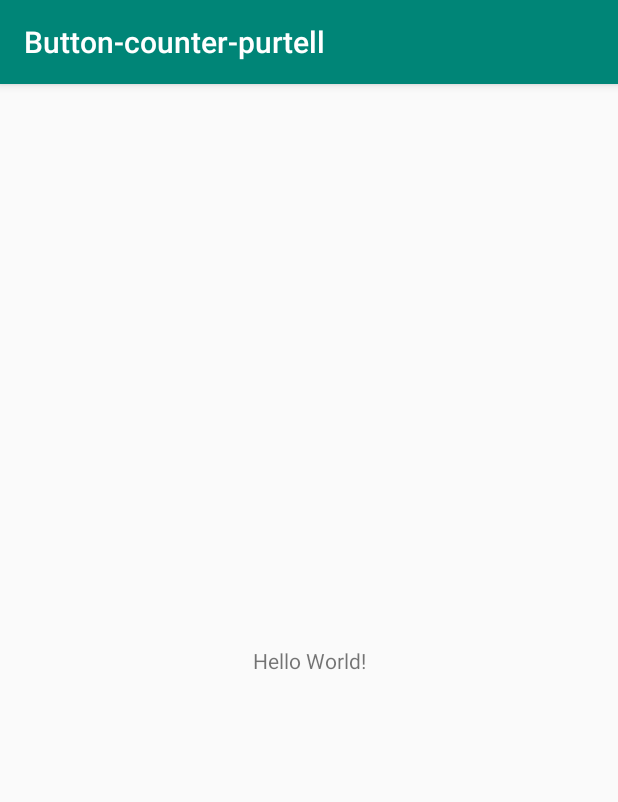
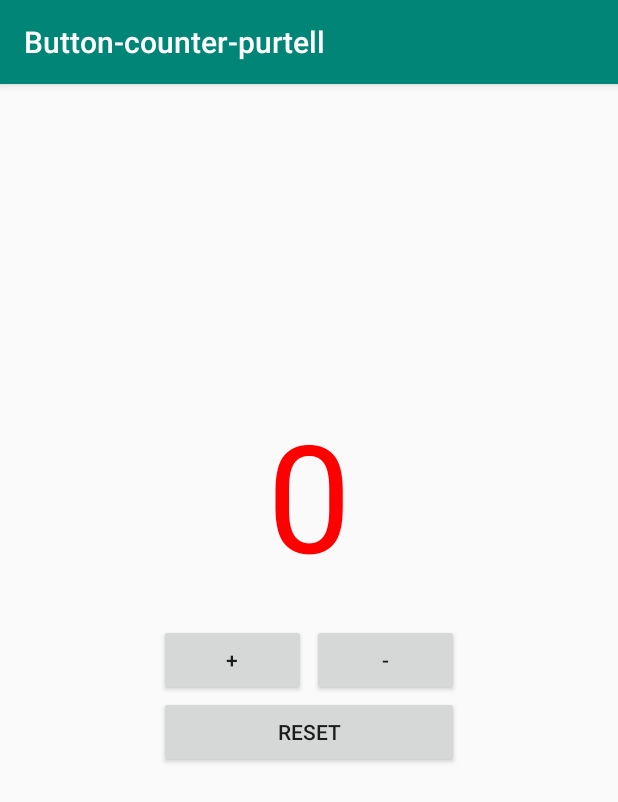
Before and after one commit to purtellap/Button-counter-purtell, an Android app: the screen it shows after launch (MainActivity), on a phone screen of 412 x 824 dp. Shown: the top 802 px of the screen. Run offline under Robolectric (Android 15) with nearby library versions, the phone set to English and light mode, and no system bars.

Commit message:
completed project

```diff
--- a/app/src/main/java/com/austin/button_counter_purtell/MainActivity.java
+++ b/app/src/main/java/com/austin/button_counter_purtell/MainActivity.java
@@ -1,13 +1,79 @@
 package com.austin.button_counter_purtell;
 
+import android.graphics.Color;
+import android.media.MediaPlayer;
 import android.support.v7.app.AppCompatActivity;
 import android.os.Bundle;
+import android.view.View;
+import android.widget.Button;
+import android.widget.TextView;
+
+import static java.lang.Math.abs;
 
 public class MainActivity extends AppCompatActivity {
 
+    private int num = 0;
+    private TextView counter;
+
+    private final int[] colors = new int[] {Color.RED, Color.YELLOW, Color.GREEN, Color.CYAN, Color.BLUE, Color.MAGENTA};
+    private MediaPlayer wack = new MediaPlayer();
+
     @Override
     protected void onCreate(Bundle savedInstanceState) {
+
         super.onCreate(savedInstanceState);
         setContentView(R.layout.activity_main);
+
+        wack = MediaPlayer.create(this, R.raw.wack);
+        counter = (TextView) findViewById(R.id.counter);
+        counter.setText(String.valueOf(num));
+        counter.setTextColor(colors[0]);
+        Button reset = (Button) findViewById(R.id.reset);
+        reset.setOnClickListener(new View.OnClickListener() {
+            @Override
+            public void onClick(View v) {
+                resetNum(v);
+            }
+        });
+        Button add = (Button) findViewById(R.id.add);
+        add.setOnClickListener(new View.OnClickListener() {
+            @Override
+            public void onClick(View v) {
+                addNum(v);
+            }
+        });
+        Button sub = (Button) findViewById(R.id.sub);
+        sub.setOnClickListener(new View.OnClickListener() {
+            @Override
+            public void onClick(View v) {
+                subNum(v);
+            }
+        });
+
+
     }
+
+    public void addNum (View view) {
+        num++;
+        counter.setText(String.valueOf(num));
+        wowFactor();
+    }
+
+    public void subNum(View view){
+        num--;
+        counter.setText(String.valueOf(num));
+        wowFactor();
+    }
+
+    public void resetNum(View view){
+        num = 0;
+        counter.setText(String.valueOf(num));
+        wowFactor();
+    }
+
+    private void wowFactor(){
+        counter.setTextColor(colors[abs(num%colors.length)]);
+        wack.start();
+    }
+
 }
--- a/app/src/main/res/layout/activity_main.xml
+++ b/app/src/main/res/layout/activity_main.xml
@@ -1,18 +1,45 @@
 <?xml version="1.0" encoding="utf-8"?>
-<android.support.constraint.ConstraintLayout xmlns:android="http://schemas.android.com/apk/res/android"
-    xmlns:app="http://schemas.android.com/apk/res-auto"
+<RelativeLayout xmlns:android="http://schemas.android.com/apk/res/android"
     xmlns:tools="http://schemas.android.com/tools"
     android:layout_width="match_parent"
     android:layout_height="match_parent"
     tools:context=".MainActivity">
 
     <TextView
-        android:layout_width="wrap_content"
+        android:id="@+id/counter"
+        android:layout_width="200dp"
         android:layout_height="wrap_content"
-        android:text="Hello World!"
-        app:layout_constraintBottom_toBottomOf="parent"
-        app:layout_constraintLeft_toLeftOf="parent"
-        app:layout_constraintRight_toRightOf="parent"
-        app:layout_constraintTop_toTopOf="parent" />
+        android:layout_above="@id/add"
+        android:layout_centerHorizontal="true"
+        android:layout_marginBottom="20dp"
+        android:textAlignment="center"
+        android:textSize="100sp" />
 
-</android.support.constraint.ConstraintLayout>
+    <Button
+        android:id="@+id/reset"
+        android:layout_width="200dp"
+        android:layout_height="wrap_content"
+        android:layout_centerHorizontal="true"
+        android:layout_below="@+id/add"
+        android:text="@string/reset" />
+
+    <Button
+        android:id="@+id/add"
+        android:layout_width="98dp"
+        android:layout_height="wrap_content"
+        android:layout_centerInParent="true"
+        android:layout_marginEnd="0dp"
+        android:layout_alignStart="@+id/counter"
+        android:layout_centerVertical="true"
+        android:text="@string/add" />
+
+    <Button
+        android:id="@+id/sub"
+        android:layout_width="98dp"
+        android:layout_height="wrap_content"
+        android:layout_centerVertical="true"
+        android:layout_alignEnd="@+id/counter"
+        android:layout_marginEnd="0dp"
+        android:text="@string/sub" />
+
+</RelativeLayout>
--- a/app/src/main/res/values/colors.xml
+++ b/app/src/main/res/values/colors.xml
@@ -3,4 +3,5 @@
     <color name="colorPrimary">#008577</color>
     <color name="colorPrimaryDark">#00574B</color>
     <color name="colorAccent">#D81B60</color>
+
 </resources>
--- a/app/src/main/res/values/strings.xml
+++ b/app/src/main/res/values/strings.xml
@@ -1,3 +1,6 @@
 <resources>
     <string name="app_name">Button-counter-purtell</string>
+    <string name="reset">Reset</string>
+    <string name="add">+</string>
+    <string name="sub">-</string>
 </resources>
```
Also changed, not shown: 1 other file.
